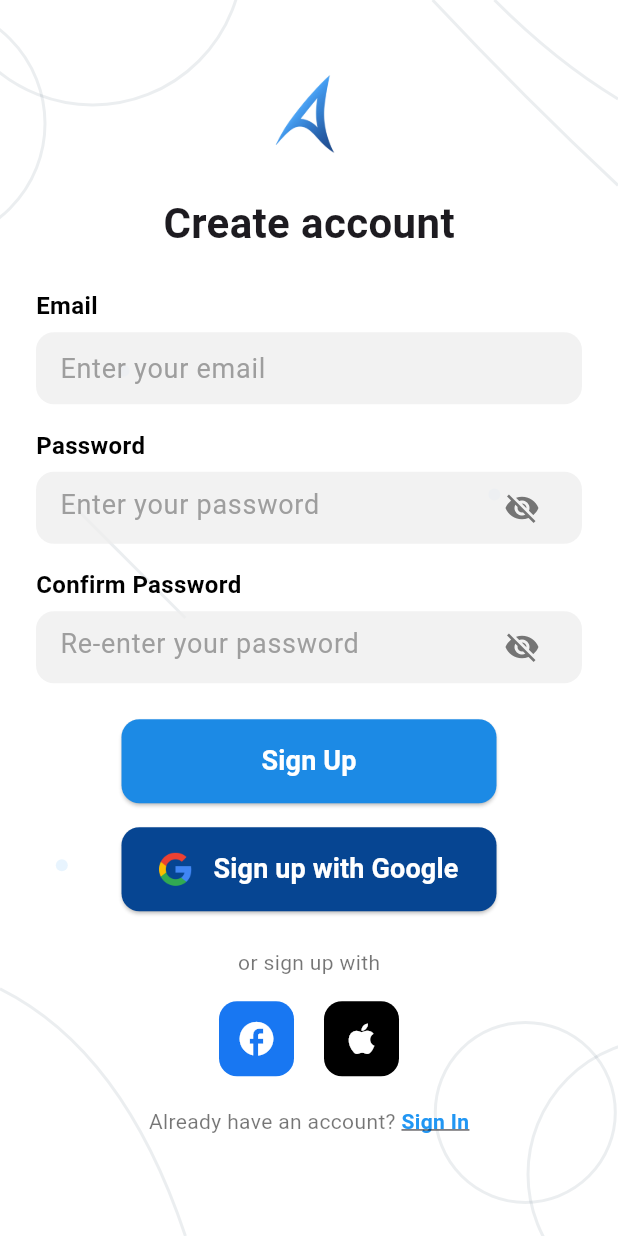
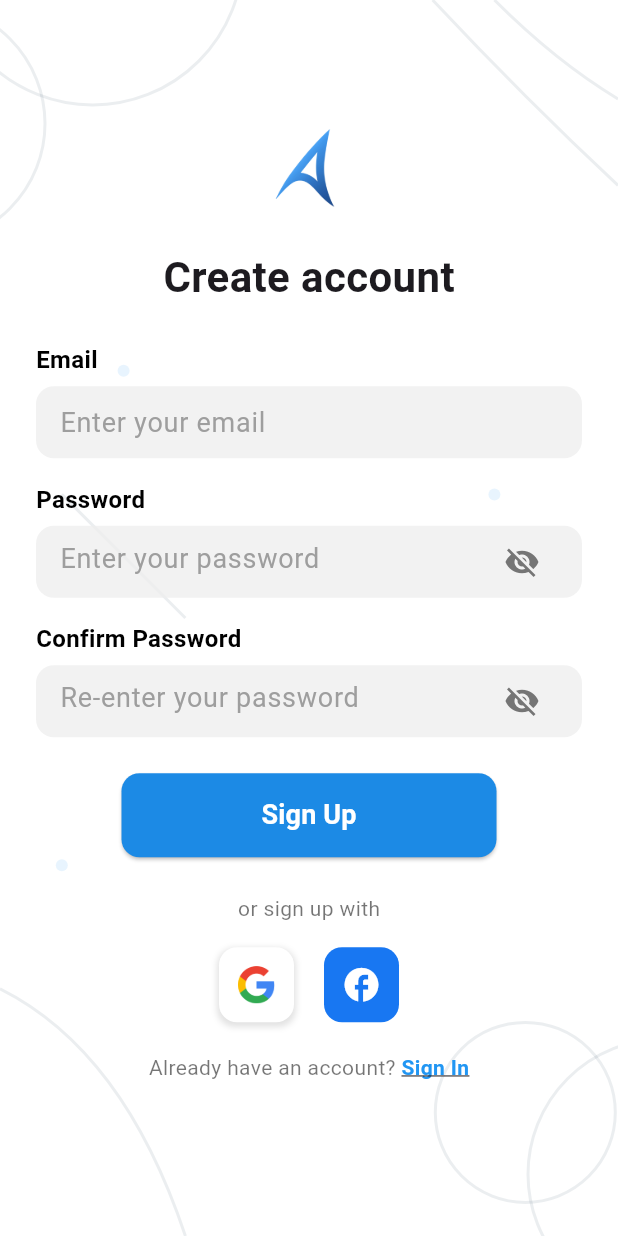
Before and after one commit to JananaDanithra22/amerckcare_apptest, a Flutter app: the SignUpScreen screen opened by its route, on a phone screen of 412 x 824 dp. Run offline on Flutter 3.47's test engine with Material 3 defaults, Android fonts, the phone set to English and light mode, and no system bars; our stand-ins replace firebase_auth, firebase_core, flutter_secure_storage, google_sign_in, local_auth, lottie; missing offline and left inert: flutter_facebook_auth; accounts and stored records are empty.

Commit message:
update signup screen with removing apple login

```diff
--- a/amerckcarelogin/lib/features/auth/screens/signup_screen.dart
+++ b/amerckcarelogin/lib/features/auth/screens/signup_screen.dart
@@ -118,12 +118,6 @@ class _SignUpScreenState extends State<SignUpScreen> {
     }
   }
 
-  Future<void> _signupWithApple(AuthProvider auth) async {
-    ScaffoldMessenger.of(
-      context,
-    ).showSnackBar(const SnackBar(content: Text('Apple sign-up coming soon')));
-  }
-
   @override
   Widget build(BuildContext context) {
     final auth = Provider.of<AuthProvider>(context);
@@ -236,27 +230,14 @@ class _SignUpScreenState extends State<SignUpScreen> {
                   CustomButton(
                     text: 'Sign Up',
                     onPressed: _signupEmail,
+                    isLoading: auth.isLoading,
                     backgroundColor: UIConstants.primaryBlue,
                     width: UIConstants.buttonWidth,
                     height: UIConstants.buttonHeight,
                     borderRadius: UIConstants.buttonRadius,
                   ),
                   const SizedBox(height: 16),
-                  CustomButton(
-                    text: 'Sign up with Google',
-                    onPressed:
-                        auth.isLoading ? null : () => _signupWithGoogle(auth),
-                    backgroundColor: UIConstants.darkBlue,
-                    width: UIConstants.buttonWidth,
-                    height: UIConstants.buttonHeight,
-                    borderRadius: UIConstants.buttonRadius,
-                    icon: Image.asset(
-                      'assets/images/Glogo.png',
-                      height: 24,
-                      width: 24,
-                    ),
-                  ),
-                  const SizedBox(height: 24),
+                  const SizedBox(height: 8),
                   const Text(
                     'or sign up with',
                     style: TextStyle(color: Colors.black54, fontSize: 14),
@@ -265,6 +246,36 @@ class _SignUpScreenState extends State<SignUpScreen> {
                   Row(
                     mainAxisAlignment: MainAxisAlignment.center,
                     children: [
+                      GestureDetector(
+                        onTap:
+                            auth.isLoading
+                                ? null
+                                : () => _signupWithGoogle(auth),
+                        child: Container(
+                          width: 50,
+                          height: 50,
+                          decoration: BoxDecoration(
+                            color: Colors.white,
+                            borderRadius: BorderRadius.circular(12),
+                            boxShadow: [
+                              BoxShadow(
+                                color: Colors.grey.withOpacity(0.3),
+                                spreadRadius: 1,
+                                blurRadius: 3,
+                                offset: const Offset(0, 2),
+                              ),
+                            ],
+                          ),
+                          child: Center(
+                            child: Image.asset(
+                              'assets/images/Glogo.png',
+                              height: 27,
+                              width: 27,
+                            ),
+                          ),
+                        ),
+                      ),
+                      const SizedBox(width: 20),
                       GestureDetector(
                         onTap:
                             auth.isLoading
@@ -279,26 +290,6 @@ class _SignUpScreenState extends State<SignUpScreen> {
                           ),
                           child: const Icon(
                             Icons.facebook,
-                            color: Colors.white,
-                            size: 27,
-                          ),
-                        ),
-                      ),
-                      const SizedBox(width: 20),
-                      GestureDetector(
-                        onTap:
-                            auth.isLoading
-                                ? null
-                                : () => _signupWithApple(auth),
-                        child: Container(
-                          width: 50,
-                          height: 50,
-                          decoration: BoxDecoration(
-                            color: Colors.black,
-                            borderRadius: BorderRadius.circular(12),
-                          ),
-                          child: const Icon(
-                            Icons.apple,
                             color: Colors.white,
                             size: 27,
                           ),
```
